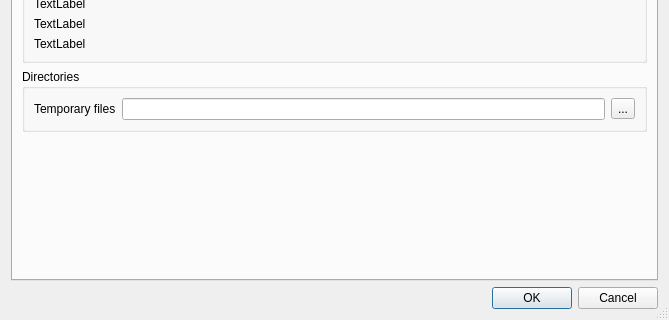
The window that ImageVis3D/UI/UI/SettingsDlg.ui (SCIInstitute/ImageVis3D) describes before a commit, drawn with Qt 5; both pictures show x 0 to 669 and y 230 to 550 of the 669 by 550 pixel window.
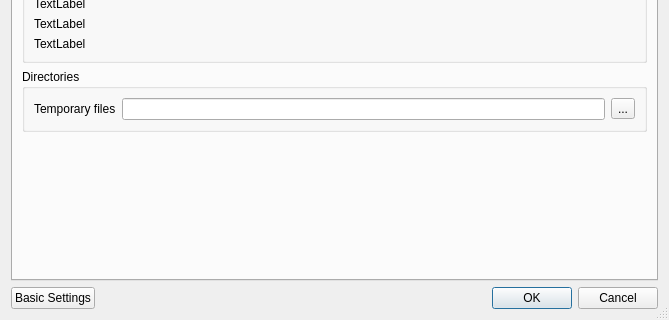
The same window after the commit. The open tabs and pages were chosen to show the change.

Commit message:
Simplify settings configuration.
Adds a new dialog which just gives the user a slider between
"performance" and "responsiveness".  Makes up some reasonable
defaults for 3 levels on that scale.

Patch:
```diff
--- a/ImageVis3D/UI/UI/SettingsDlg.ui
+++ b/ImageVis3D/UI/UI/SettingsDlg.ui
@@ -1450,17 +1450,37 @@
     </widget>
    </item>
    <item>
-    <widget class="QDialogButtonBox" name="buttonBox">
-     <property name="locale">
-      <locale language="English" country="UnitedStates"/>
-     </property>
-     <property name="orientation">
-      <enum>Qt::Horizontal</enum>
-     </property>
-     <property name="standardButtons">
-      <set>QDialogButtonBox::Cancel|QDialogButtonBox::Ok</set>
-     </property>
-    </widget>
+    <layout class="QHBoxLayout" name="hLayoutButtons" stretch="0,1">
+     <item>
+      <widget class="QPushButton" name="btnBasic">
+       <property name="toolTip">
+        <string>Switch back to the basic settings dialog.</string>
+       </property>
+       <property name="text">
+        <string>Basic Settings</string>
+       </property>
+      </widget>
+     </item>
+     <item>
+      <widget class="QDialogButtonBox" name="buttonBox">
+       <property name="sizePolicy">
+        <sizepolicy hsizetype="Expanding" vsizetype="Fixed">
+         <horstretch>1</horstretch>
+         <verstretch>0</verstretch>
+        </sizepolicy>
+       </property>
+       <property name="locale">
+        <locale language="English" country="UnitedStates"/>
+       </property>
+       <property name="orientation">
+        <enum>Qt::Horizontal</enum>
+       </property>
+       <property name="standardButtons">
+        <set>QDialogButtonBox::Cancel|QDialogButtonBox::Ok</set>
+       </property>
+      </widget>
+     </item>
+    </layout>
    </item>
   </layout>
  </widget>
```
Left out of the diff: 169 changed lines with no effect on the pictures. The commit also changes 8 other files.
